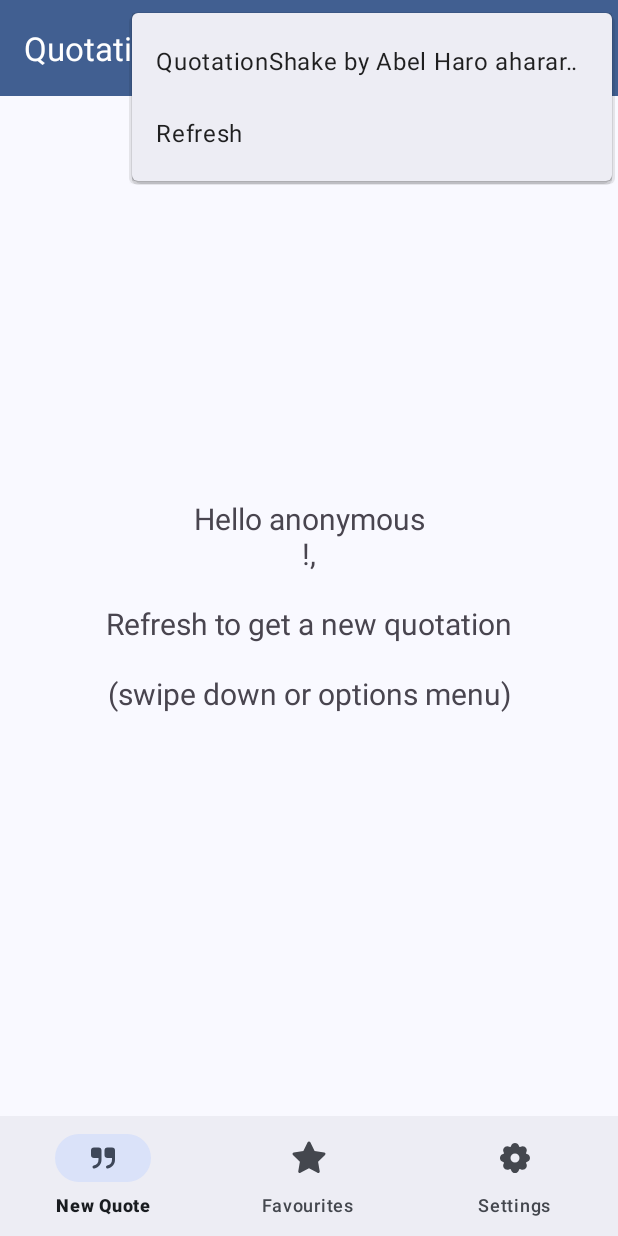
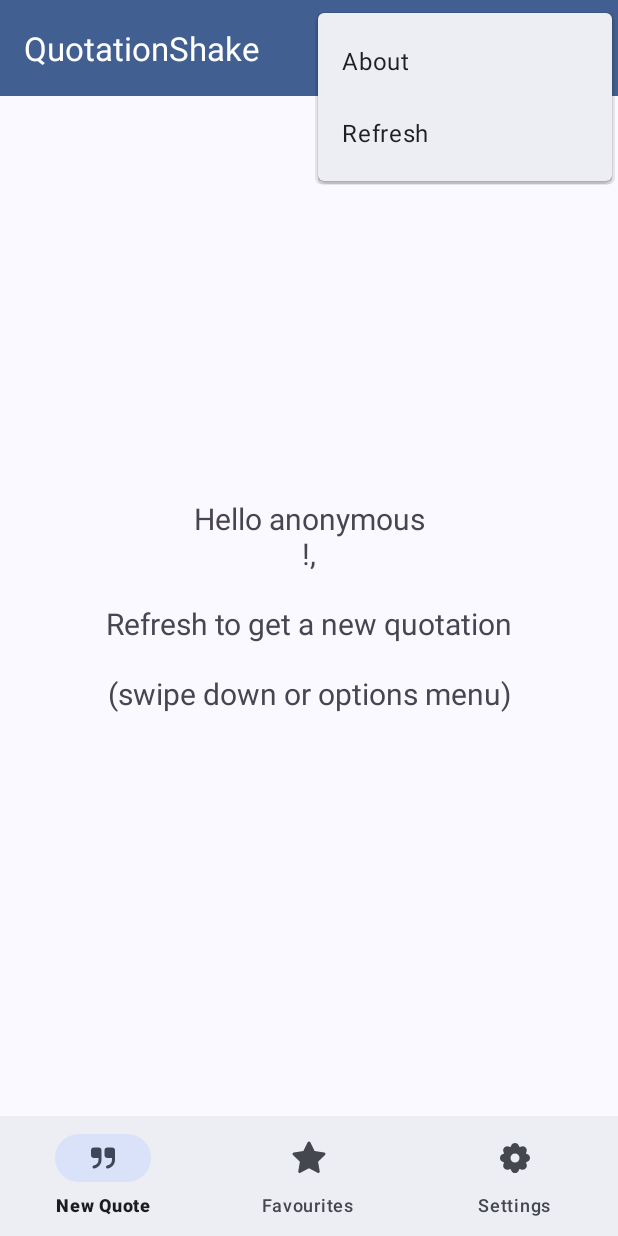
Before and after one commit to AbelHaro/QuotationShake, an Android app: the screen it shows after launch (MainActivity), with the options menu open, on a phone screen of 412 x 824 dp. Run offline under Robolectric (Android 15) with nearby library versions, the phone set to English and light mode, and no system bars; our stand-ins replace Dagger/Hilt's generated code, Room's generated code, navigation-ui.

Commit message:
Traducción del menú About

```diff
--- a/app/src/main/res/menu/menu_about.xml
+++ b/app/src/main/res/menu/menu_about.xml
@@ -4,6 +4,6 @@
     <item
         android:id="@+id/aboutDialogFragment"
         android:icon="@drawable/svg_about"
-        android:title="@string/about"
+        android:title="@string/about_title"
         app:showAsAction="never" />
 </menu>
--- a/app/src/main/res/values/strings.xml
+++ b/app/src/main/res/values/strings.xml
@@ -24,6 +24,7 @@
     <string name="confirm_delete_all_quotes_text">Do you really want to delete all your quotations?</string>
     <string name="confirm_delete_all_quotes_positive_button">Yes</string>
     <string name="confirm_delete_all_quotes_negative_button">No</string>
+    <string name="about_title">About</string>
 
 
 </resources>
```
Also changed, not shown: 1 other file.
